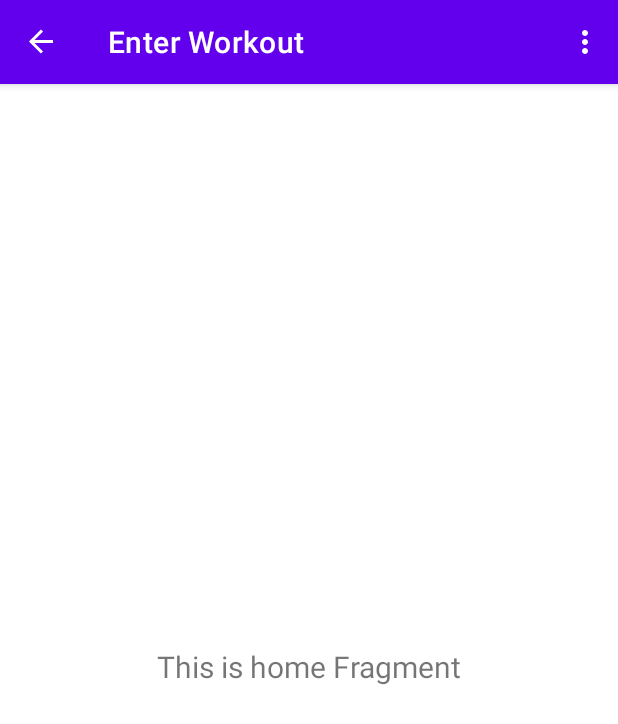
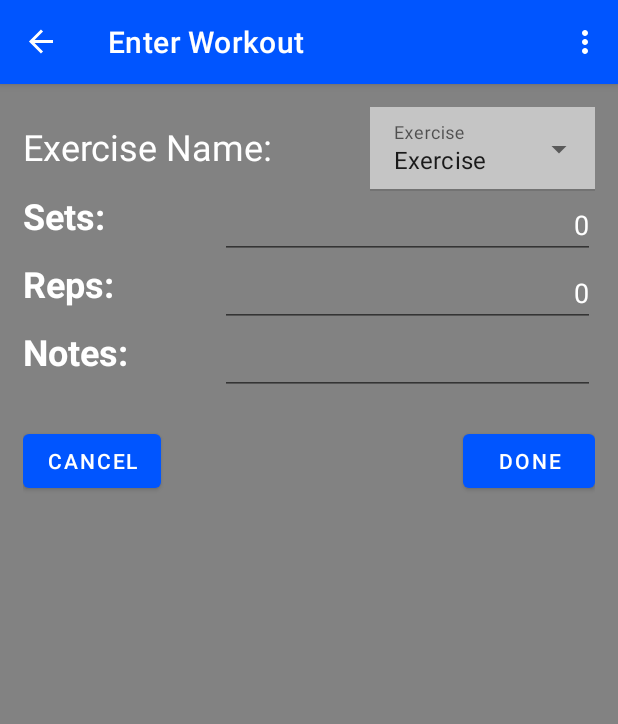
Before and after one commit to jacksob1/WorkoutTracker, an Android app: the screen it shows after launch (MainActivity), after a tap on an icon or button, on a phone screen of 412 x 824 dp. Shown: the top 724 px of the screen. Run offline under Robolectric (Android 15) with nearby library versions, the phone set to English and light mode, and no system bars; our stand-ins replace navigation-ui.

Commit message:
completed ui for adding new exercises to a workout
save button doesn't work currently

```diff
--- a/WorkoutTracker/app/src/main/java/edu/rosehulman/workouttracker/ExerciseAdapter.kt
+++ b/WorkoutTracker/app/src/main/java/edu/rosehulman/workouttracker/ExerciseAdapter.kt
@@ -20,6 +20,7 @@ class ExerciseAdapter(val fragment: ExerciseListFragment): RecyclerView.Adapter<
     }
 
     override fun onBindViewHolder(holder: ExerciseAdapter.ExerciseViewHolder, position: Int) {
+        model.updateCurrentPos(position)
         holder.bind(model.getExerciseAt(position))
     }
 
--- /dev/null
+++ b/WorkoutTracker/app/src/main/java/edu/rosehulman/workouttracker/ui/home/ExerciseEditFragment.kt
@@ -0,0 +1,54 @@
+package edu.rosehulman.workouttracker.ui.home
+
+import android.os.Bundle
+import android.view.LayoutInflater
+import android.view.View
+import android.view.ViewGroup
+import android.widget.TextView
+import androidx.fragment.app.Fragment
+import androidx.lifecycle.Observer
+import androidx.lifecycle.ViewModelProvider
+import androidx.navigation.fragment.findNavController
+import edu.rosehulman.workouttracker.ExerciseViewModel
+import edu.rosehulman.workouttracker.R
+import edu.rosehulman.workouttracker.databinding.FragmentExerciseFormBinding
+
+class ExerciseEditFragment : Fragment() {
+    private lateinit var model: ExerciseViewModel
+    private lateinit var binding: FragmentExerciseFormBinding
+
+    override fun onCreateView(
+        inflater: LayoutInflater,
+        container: ViewGroup?,
+        savedInstanceState: Bundle?
+    ): View? {
+        model = ViewModelProvider(requireActivity())[ExerciseViewModel::class.java]
+        binding = FragmentExerciseFormBinding.inflate(inflater, container, false)
+
+        setupListeners()
+        updateView()
+        return binding.root
+    }
+
+    fun setupListeners() {
+        binding.doneButton.setOnClickListener {
+            model.getCurrentExercise().name = binding.menu.editText!!.text.toString()
+            model.getCurrentExercise().sets = binding.exerciseSetsValue.text.toString().toInt()
+            model.getCurrentExercise().reps = binding.exerciseRepsValue.text.toString().toInt()
+            model.getCurrentExercise().notes = binding.exerciseNotesValue.text.toString()
+            findNavController().navigate(R.id.nav_home)
+        }
+
+        binding.cancelButton.setOnClickListener {
+            model.removeCurrentQuote()
+            findNavController().popBackStack()
+        }
+    }
+
+    fun updateView() {
+        binding.menu.editText!!.setText(model.getCurrentExercise().name)
+        binding.exerciseSetsValue.setText(model.getCurrentExercise().sets.toString())
+        binding.exerciseRepsValue.setText(model.getCurrentExercise().reps.toString())
+        binding.exerciseNotesValue.setText(model.getCurrentExercise().notes)
+    }
+}
--- a/WorkoutTracker/app/src/main/java/edu/rosehulman/workouttracker/ui/home/HomeFragment.kt
+++ /dev/null
@@ -1,45 +0,0 @@
-package edu.rosehulman.workouttracker.ui.home
-
-import android.os.Bundle
-import android.view.LayoutInflater
-import android.view.View
-import android.view.ViewGroup
-import android.widget.TextView
-import androidx.fragment.app.Fragment
-import androidx.lifecycle.Observer
-import androidx.lifecycle.ViewModelProvider
-import edu.rosehulman.workouttracker.R
-import edu.rosehulman.workouttracker.databinding.FragmentExerciseFormBinding
-
-class HomeFragment : Fragment() {
-
-    private lateinit var homeViewModel: HomeViewModel
-    private var _binding: FragmentExerciseFormBinding? = null
-
-    // This property is only valid between onCreateView and
-    // onDestroyView.
-    private val binding get() = _binding!!
-
-    override fun onCreateView(
-        inflater: LayoutInflater,
-        container: ViewGroup?,
-        savedInstanceState: Bundle?
-    ): View? {
-        homeViewModel =
-            ViewModelProvider(this).get(HomeViewModel::class.java)
-
-        _binding = FragmentExerciseFormBinding.inflate(inflater, container, false)
-        val root: View = binding.root
-
-        val textView: TextView = binding.textHome
-        homeViewModel.text.observe(viewLifecycleOwner, Observer {
-            textView.text = it
-        })
-        return root
-    }
-
-    override fun onDestroyView() {
-        super.onDestroyView()
-        _binding = null
-    }
-}
--- a/WorkoutTracker/app/src/main/res/layout/exercise_card.xml
+++ b/WorkoutTracker/app/src/main/res/layout/exercise_card.xml
@@ -2,7 +2,8 @@
 <RelativeLayout xmlns:android="http://schemas.android.com/apk/res/android"
     android:layout_width="match_parent"
     android:layout_height="wrap_content"
-    android:layout_margin="5dp"
+    android:layout_margin="15dp"
+    android:padding="10dp"
     android:background="#FFE5E5E5">
     <TextView
         android:id="@+id/exercise_name_text_view"
@@ -30,6 +31,7 @@
             android:text="@string/zero"
             android:textSize="18sp"
             android:layout_alignParentEnd="true"
+            android:textAlignment="textEnd"
             android:textStyle="bold"/>
     </RelativeLayout>
     <RelativeLayout
@@ -51,6 +53,7 @@
             android:text="@string/zero"
             android:textSize="18sp"
             android:layout_alignParentEnd="true"
+            android:textAlignment="textEnd"
             android:textStyle="bold"/>
     </RelativeLayout>
     <RelativeLayout
@@ -72,6 +75,7 @@
             android:text="@string/default_note"
             android:textSize="18sp"
             android:layout_alignParentEnd="true"
+            android:textAlignment="textEnd"
             android:textStyle="bold"
             />
     </RelativeLayout>
--- a/WorkoutTracker/app/src/main/res/layout/fragment_exercise_form.xml
+++ b/WorkoutTracker/app/src/main/res/layout/fragment_exercise_form.xml
@@ -1,22 +1,130 @@
 <?xml version="1.0" encoding="utf-8"?>
-<androidx.constraintlayout.widget.ConstraintLayout xmlns:android="http://schemas.android.com/apk/res/android"
+<RelativeLayout xmlns:android="http://schemas.android.com/apk/res/android"
     xmlns:app="http://schemas.android.com/apk/res-auto"
     xmlns:tools="http://schemas.android.com/tools"
     android:layout_width="match_parent"
     android:layout_height="match_parent"
-    tools:context=".ui.home.HomeFragment">
+    tools:context=".ui.home.ExerciseEditFragment"
+    android:padding="15dp"
+    android:background="#FF828282">
+    <RelativeLayout
+        android:id="@+id/exercise_name_picker"
+        android:layout_width="match_parent"
+        android:layout_height="wrap_content">
+        <TextView
+            android:layout_width="wrap_content"
+            android:layout_height="wrap_content"
+            android:paddingVertical="10dp"
+            android:text="@string/exercise_name_label"
+            android:textSize="24sp"
+            android:textColor="@color/white"
+            />
+        <com.google.android.material.textfield.TextInputLayout
+            android:id="@+id/menu"
+            style="@style/Widget.MaterialComponents.TextInputLayout.FilledBox.ExposedDropdownMenu"
+            android:layout_width="150dp"
+            android:layout_height="wrap_content"
+            android:layout_alignParentEnd="true"
+            android:hint="@string/exercise">
 
-    <TextView
-        android:id="@+id/text_home"
+            <AutoCompleteTextView
+                android:layout_width="match_parent"
+                android:layout_height="wrap_content"
+                android:inputType="textCapWords"
+                android:background="#FFC5C5C5"
+                />
+
+        </com.google.android.material.textfield.TextInputLayout>
+    </RelativeLayout>
+    <RelativeLayout
+        android:id="@+id/exercise_sets"
         android:layout_width="match_parent"
         android:layout_height="wrap_content"
-        android:layout_marginStart="8dp"
-        android:layout_marginTop="8dp"
-        android:layout_marginEnd="8dp"
-        android:textAlignment="center"
-        android:textSize="20sp"
-        app:layout_constraintBottom_toBottomOf="parent"
-        app:layout_constraintEnd_toEndOf="parent"
-        app:layout_constraintStart_toStartOf="parent"
-        app:layout_constraintTop_toTopOf="parent" />
-</androidx.constraintlayout.widget.ConstraintLayout>
+        android:layout_below="@id/exercise_name_picker"
+        >
+        <TextView
+            android:id="@+id/exercise_sets_label"
+            android:layout_width="wrap_content"
+            android:layout_height="wrap_content"
+            android:text="@string/sets"
+            android:textSize="24sp"
+            android:textStyle="bold"
+            android:textColor="@color/white"/>
+        <EditText
+            android:id="@+id/exercise_sets_value"
+            android:layout_width="250dp"
+            android:layout_height="wrap_content"
+            android:layout_alignParentEnd="true"
+            android:inputType="number"
+            android:textColor="@color/white"
+            android:textAlignment="textEnd"
+            />
+    </RelativeLayout>
+    <RelativeLayout
+        android:id="@+id/exercise_reps"
+        android:layout_width="match_parent"
+        android:layout_height="wrap_content"
+        android:layout_below="@id/exercise_sets"
+        >
+        <TextView
+            android:id="@+id/exercise_reps_label"
+            android:layout_width="wrap_content"
+            android:layout_height="wrap_content"
+            android:text="@string/reps"
+            android:textSize="24sp"
+            android:textStyle="bold"
+            android:textColor="@color/white"/>
+        <EditText
+            android:id="@+id/exercise_reps_value"
+            android:layout_width="250dp"
+            android:layout_height="wrap_content"
+            android:layout_alignParentEnd="true"
+            android:inputType="number"
+            android:textColor="@color/white"
+            android:textAlignment="textEnd"
+            />
+    </RelativeLayout>
+    <RelativeLayout
+        android:id="@+id/exercise_notes"
+        android:layout_width="match_parent"
+        android:layout_height="wrap_content"
+        android:layout_below="@id/exercise_reps"
+        >
+        <TextView
+            android:id="@+id/exercise_notes_label"
+            android:layout_width="wrap_content"
+            android:layout_height="wrap_content"
+            android:text="@string/notes"
+            android:textSize="24sp"
+            android:textStyle="bold"
+            android:textColor="@color/white"/>
+        <EditText
+            android:id="@+id/exercise_notes_value"
+            android:layout_width="250dp"
+            android:layout_height="wrap_content"
+            android:layout_alignParentEnd="true"
+            android:inputType="textCapSentences"
+            android:textAlignment="textEnd"
+            android:textColor="@color/white"
+            />
+    </RelativeLayout>
+    <RelativeLayout
+        android:layout_width="match_parent"
+        android:layout_height="wrap_content"
+        android:layout_below="@id/exercise_notes">
+        <Button
+            android:id="@+id/cancel_button"
+            android:layout_width="wrap_content"
+            android:layout_height="wrap_content"
+            android:layout_marginTop="20sp"
+            android:text="@string/cancel" />
+
+        <Button
+            android:id="@+id/done_button"
+            android:layout_width="wrap_content"
+            android:layout_height="wrap_content"
+            android:layout_marginTop="20sp"
+            android:layout_alignParentEnd="true"
+            android:text="@string/done" />
+    </RelativeLayout>
+</RelativeLayout>
--- a/WorkoutTracker/app/src/main/res/layout/fragment_exercise_list.xml
+++ b/WorkoutTracker/app/src/main/res/layout/fragment_exercise_list.xml
@@ -4,13 +4,22 @@
     xmlns:tools="http://schemas.android.com/tools"
     android:layout_width="match_parent"
     android:layout_height="match_parent"
-    tools:context=".ui.gallery.ExerciseListFragment">
+    tools:context=".ui.gallery.ExerciseListFragment"
+    android:background="#FF828282">
 
     <androidx.recyclerview.widget.RecyclerView
         android:id="@+id/recycler_view"
         android:layout_width="match_parent"
         android:layout_height="match_parent"
         />
+    <Button
+        android:id="@+id/cancel_button"
+        android:layout_width="wrap_content"
+        android:layout_height="wrap_content"
+        android:layout_marginBottom="4dp"
+        android:layout_marginLeft="4dp"
+        android:text="@string/save"
+        android:layout_alignParentBottom="true"/>
 
     <com.google.android.material.floatingactionbutton.FloatingActionButton
         android:id="@+id/fab"
@@ -21,5 +30,6 @@
         android:src="@android:drawable/ic_input_add"
         android:layout_marginEnd="4dp"
         android:layout_marginBottom="4dp"
+        android:backgroundTint="#FF0055FF"
         />
 </RelativeLayout>
--- a/WorkoutTracker/app/src/main/res/navigation/mobile_navigation.xml
+++ b/WorkoutTracker/app/src/main/res/navigation/mobile_navigation.xml
@@ -13,7 +13,7 @@
 
     <fragment
         android:id="@+id/nav_exercise_form"
-        android:name="edu.rosehulman.workouttracker.ui.home.HomeFragment"
+        android:name="edu.rosehulman.workouttracker.ui.home.ExerciseEditFragment"
         android:label="@string/menu_edit_workout"
         tools:layout="@layout/fragment_exercise_form" />
 
--- a/WorkoutTracker/app/src/main/res/values/strings.xml
+++ b/WorkoutTracker/app/src/main/res/values/strings.xml
@@ -18,4 +18,9 @@
     <string name="default_note">Default Note</string>
     <string name="menu_track_workout">Track Workout</string>
     <string name="menu_edit_workout">Enter Workout</string>
+    <string name="done">Done</string>
+    <string name="cancel">Cancel</string>
+    <string name="exercise">Exercise</string>
+    <string name="exercise_name_label">Exercise Name:</string>
+    <string name="save">Save</string>
 </resources>
--- a/WorkoutTracker/app/src/main/res/values/themes.xml
+++ b/WorkoutTracker/app/src/main/res/values/themes.xml
@@ -2,13 +2,13 @@
     <!-- Base application theme. -->
     <style name="Theme.WorkoutTracker" parent="Theme.MaterialComponents.DayNight.DarkActionBar">
         <!-- Primary brand color. -->
-        <item name="colorPrimary">@color/purple_500</item>
+        <item name="colorPrimary">#FF0055FF</item>
         <item name="colorPrimaryVariant">@color/purple_700</item>
         <item name="colorOnPrimary">@color/white</item>
         <!-- Secondary brand color. -->
-        <item name="colorSecondary">@color/teal_200</item>
-        <item name="colorSecondaryVariant">@color/teal_700</item>
-        <item name="colorOnSecondary">@color/black</item>
+<!--        <item name="colorSecondary">@color/teal_200</item>-->
+<!--        <item name="colorSecondaryVariant">@color/teal_700</item>-->
+<!--        <item name="colorOnSecondary">@color/black</item>-->
         <!-- Status bar color. -->
         <item name="android:statusBarColor" tools:targetApi="l">?attr/colorPrimaryVariant</item>
         <!-- Customize your theme here. -->
```
